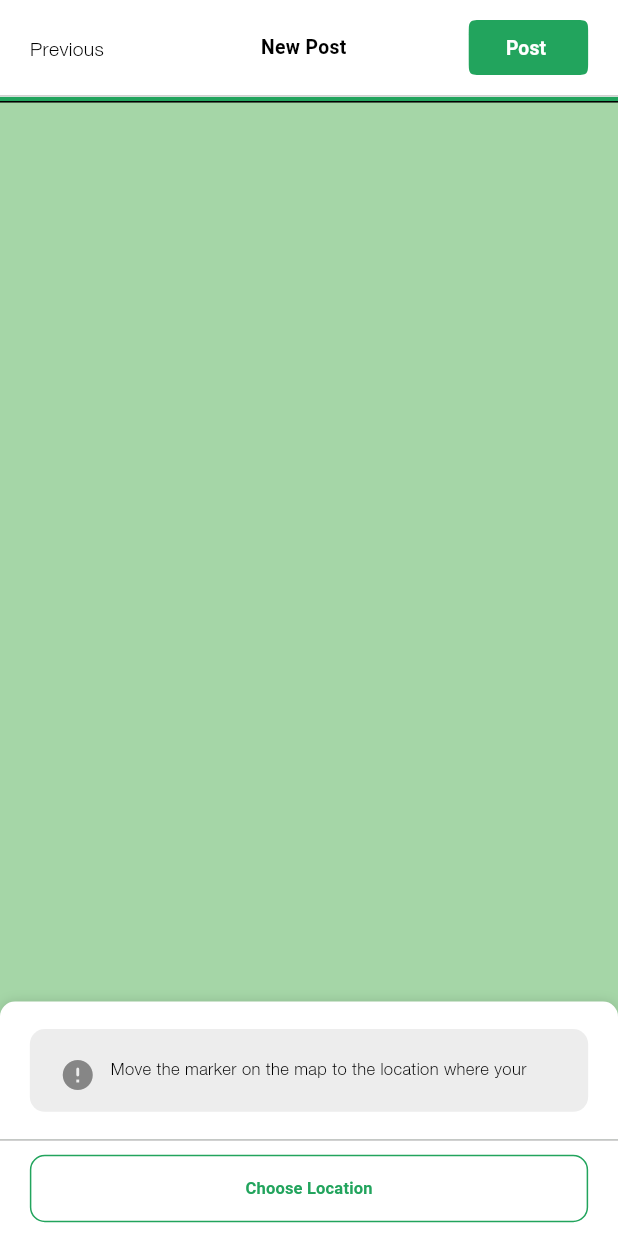
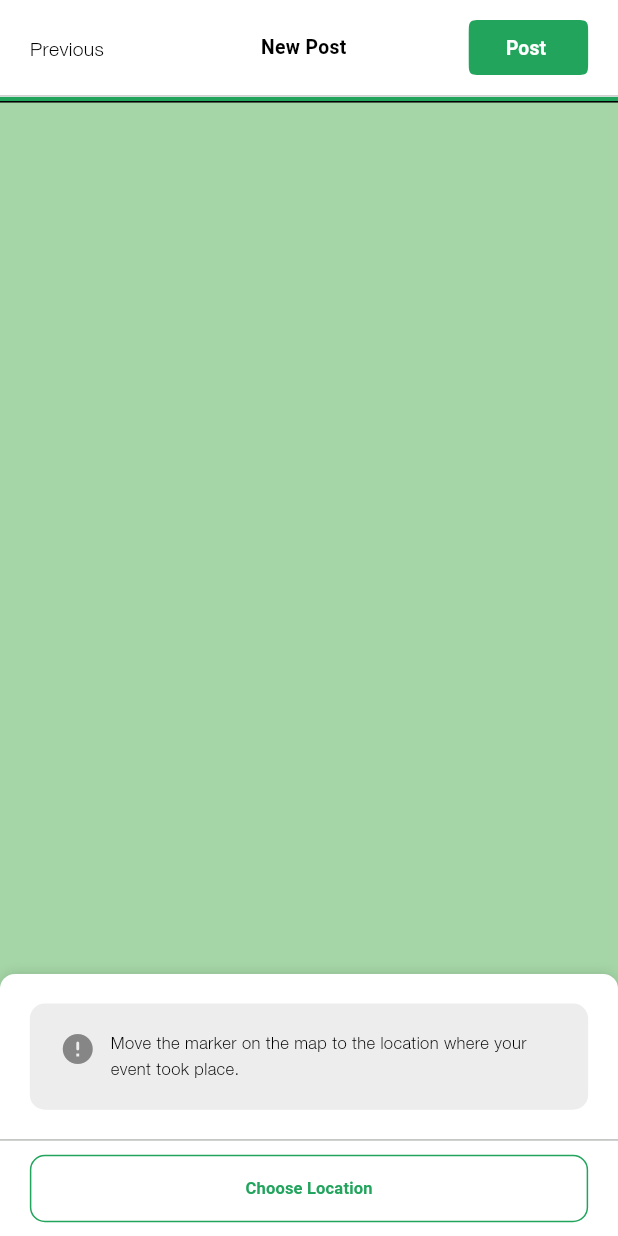
Before and after one commit to billanakin/GreenIt_app, a Flutter app: the NewPostScreenStepTwo screen opened directly, on a phone screen of 412 x 824 dp. Run offline on Flutter 3.47's test engine with Material 3 defaults, Android fonts, the light colour scheme and no system bars; drawn by our look-alikes of step_progress_indicator; our stand-ins replace flutter_svg, form_field_validator, google_maps_flutter; Roboto replaces fonts that are missing (Helvetica, SF Pro Text).

Commit message:
Refined Code

```diff
--- a/lib/screens/newPost/newPostStepOne/components/body.dart
+++ b/lib/screens/newPost/newPostStepOne/components/body.dart
@@ -64,6 +64,7 @@ class _BodyState extends State<Body> {
                   info:
                       'To ensure your post is truthful, enhance it by including a relevant photograph.',
                 ),
+                const VerticalSpacing(of: 20),
               ],
             ),
           ),
--- a/lib/screens/newPost/newPostStepTwo/components/body.dart
+++ b/lib/screens/newPost/newPostStepTwo/components/body.dart
@@ -36,7 +36,7 @@ class _BodyState extends State<Body> {
       alignment: Alignment.bottomCenter,
       child: Container(
         width: double.infinity,
-        height: getProportionateScreenHeight(100),
+        height: getProportionateScreenHeight(120),
         padding: EdgeInsets.symmetric(
           horizontal: kDefaultHorizontalPadding,
           vertical: kSecondaryVerticalPadding,
```
